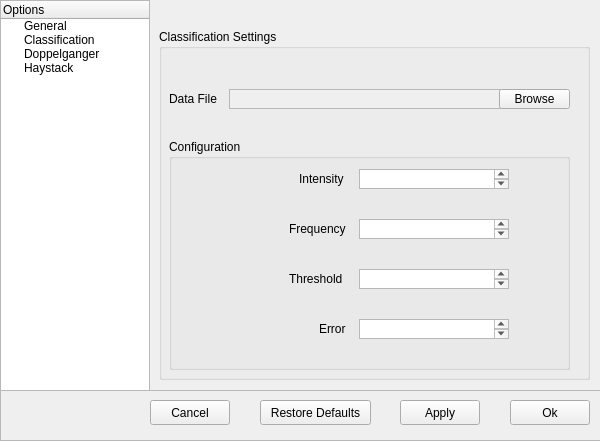
First picture: the form in NovaGUI/novaconfig.ui, repository altf4/Nova, before the edit.
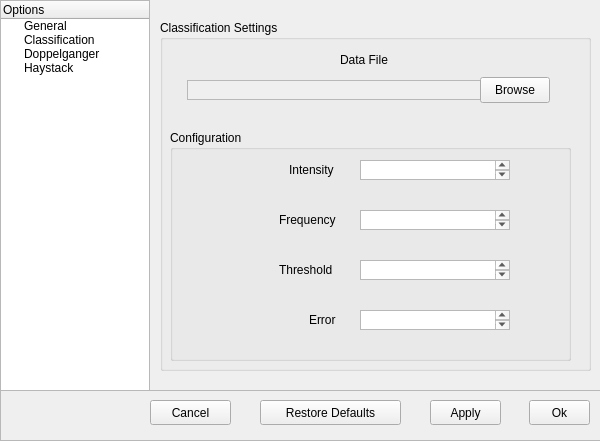
Second picture: the form after the edit. The open tabs and pages were chosen to show the change.

```diff
--- a/NovaGUI/novaconfig.ui
+++ b/NovaGUI/novaconfig.ui
@@ -55,10 +55,10 @@
    <widget class="QStackedWidget" name="stackedWidget">
     <property name="geometry">
      <rect>
-      <x>149</x>
-      <y>-11</y>
+      <x>150</x>
+      <y>-20</y>
       <width>451</width>
-      <height>401</height>
+      <height>411</height>
      </rect>
     </property>
     <property name="currentIndex">
@@ -341,9 +341,9 @@
       <widget class="QLabel" name="dataLabel">
        <property name="geometry">
         <rect>
-         <x>10</x>
-         <y>60</y>
-         <width>57</width>
+         <x>180</x>
+         <y>30</y>
+         <width>61</width>
          <height>20</height>
         </rect>
        </property>
@@ -376,9 +376,9 @@
        <widget class="QLabel" name="ceIntensityLabel">
         <property name="geometry">
          <rect>
-          <x>130</x>
+          <x>119</x>
           <y>30</y>
-          <width>60</width>
+          <width>71</width>
           <height>20</height>
          </rect>
         </property>
@@ -399,9 +399,9 @@
        <widget class="QLabel" name="ceFrequencyLabel">
         <property name="geometry">
          <rect>
-          <x>120</x>
+          <x>109</x>
           <y>80</y>
-          <width>70</width>
+          <width>81</width>
           <height>20</height>
          </rect>
         </property>
@@ -462,9 +462,9 @@
        <widget class="QLabel" name="ceThresholdLabel">
         <property name="geometry">
          <rect>
-          <x>120</x>
+          <x>109</x>
           <y>130</y>
-          <width>60</width>
+          <width>71</width>
           <height>20</height>
          </rect>
         </property>
@@ -485,9 +485,9 @@
        <widget class="QLabel" name="ceErrorLabel">
         <property name="geometry">
          <rect>
-          <x>150</x>
+          <x>139</x>
           <y>180</y>
-          <width>30</width>
+          <width>41</width>
           <height>20</height>
          </rect>
         </property>
@@ -552,9 +552,9 @@
        </property>
        <property name="geometry">
         <rect>
-         <x>70</x>
+         <x>27</x>
          <y>60</y>
-         <width>288</width>
+         <width>330</width>
          <height>20</height>
         </rect>
        </property>
@@ -572,10 +572,10 @@
       <widget class="QPushButton" name="dataButton">
        <property name="geometry">
         <rect>
-         <x>340</x>
-         <y>60</y>
-         <width>71</width>
-         <height>20</height>
+         <x>320</x>
+         <y>57</y>
+         <width>70</width>
+         <height>26</height>
         </rect>
        </property>
        <property name="toolTip">
@@ -885,9 +885,9 @@
     <widget class="QPushButton" name="okButton">
      <property name="geometry">
       <rect>
-       <x>510</x>
+       <x>529</x>
        <y>10</y>
-       <width>80</width>
+       <width>61</width>
        <height>25</height>
       </rect>
      </property>
@@ -900,7 +900,7 @@
       <rect>
        <x>150</x>
        <y>10</y>
-       <width>80</width>
+       <width>81</width>
        <height>25</height>
       </rect>
      </property>
@@ -913,7 +913,7 @@
       <rect>
        <x>260</x>
        <y>10</y>
-       <width>111</width>
+       <width>141</width>
        <height>25</height>
       </rect>
      </property>
@@ -924,9 +924,9 @@
     <widget class="QPushButton" name="applyButton">
      <property name="geometry">
       <rect>
-       <x>400</x>
+       <x>430</x>
        <y>10</y>
-       <width>80</width>
+       <width>71</width>
        <height>25</height>
       </rect>
      </property>
```
Left out of the diff: 68 changed lines with no effect on the pictures.
